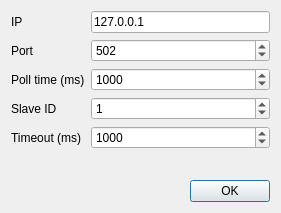
This is src/connectiondialog.ui in ModbusScope/ModbusScope as Qt 5 draws it before an edit. The edited form follows.
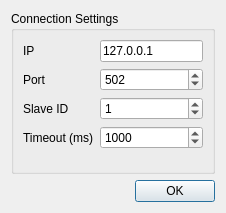
This is the edited form. Icons and pictures are not drawn.

Commit message:
Add log settings dialog
Move poll time to log settings;
Moved dockable scale window to bottom;
Add groupbox to communication dialog;

What changed in the file:
```diff
--- a/src/connectiondialog.ui
+++ b/src/connectiondialog.ui
@@ -6,7 +6,7 @@
    <rect>
     <x>0</x>
     <y>0</y>
-    <width>281</width>
+    <width>226</width>
     <height>213</height>
    </rect>
   </property>
@@ -20,7 +20,14 @@
   </property>
   <layout class="QVBoxLayout" name="verticalLayout">
    <item>
-    <layout class="QFormLayout" name="formLayout">
+    <widget class="QGroupBox" name="groupBox">
+     <property name="title">
+      <string>Connection Settings</string>
+     </property>
+     <layout class="QFormLayout" name="formLayout_2">
+      <property name="fieldGrowthPolicy">
+       <enum>QFormLayout::AllNonFixedFieldsGrow</enum>
+      </property>
      <item row="0" column="0">
       <widget class="QLabel" name="label">
        <property name="text">
@@ -59,36 +66,13 @@
       </widget>
      </item>
      <item row="2" column="0">
-      <widget class="QLabel" name="label_5">
-       <property name="text">
-        <string>Poll time (ms)</string>
-       </property>
-      </widget>
-     </item>
-     <item row="2" column="1">
-      <widget class="QSpinBox" name="spinPollTime">
-       <property name="enabled">
-        <bool>true</bool>
-       </property>
-       <property name="maximum">
-        <number>999999</number>
-       </property>
-       <property name="singleStep">
-        <number>10</number>
-       </property>
-       <property name="value">
-        <number>1000</number>
-       </property>
-      </widget>
-     </item>
-     <item row="3" column="0">
       <widget class="QLabel" name="label_4">
        <property name="text">
         <string>Slave ID</string>
        </property>
       </widget>
      </item>
-     <item row="3" column="1">
+      <item row="2" column="1">
       <widget class="QSpinBox" name="spinSlaveId">
        <property name="enabled">
         <bool>true</bool>
@@ -101,14 +85,14 @@
        </property>
       </widget>
      </item>
-     <item row="4" column="0">
+      <item row="3" column="0">
       <widget class="QLabel" name="label_9">
        <property name="text">
         <string>Timeout (ms)</string>
        </property>
       </widget>
      </item>
-     <item row="4" column="1">
+      <item row="3" column="1">
       <widget class="QSpinBox" name="spinTimeout">
        <property name="enabled">
         <bool>true</bool>
@@ -122,6 +106,7 @@
       </widget>
      </item>
     </layout>
+    </widget>
    </item>
    <item>
     <widget class="QDialogButtonBox" name="buttonBox">
```
Lines whose indentation alone changed are shown as unchanged. The commit also changes 17 other files.
